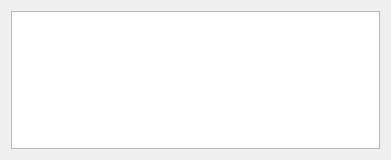
EXL/Stuff, file Examples/Qt-TimeProblem/TimeDialog.ui: the form before one commit.
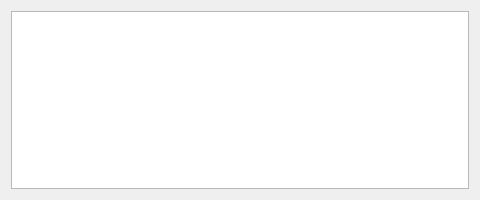
The form after the commit.

Commit message:
Fix form in Qt-TimeProblem demonstration
Add ReadMe.md file and screenshot

```diff
--- a/Examples/Qt-TimeProblem/TimeDialog.ui
+++ b/Examples/Qt-TimeProblem/TimeDialog.ui
@@ -6,8 +6,8 @@
    <rect>
     <x>0</x>
     <y>0</y>
-    <width>391</width>
-    <height>160</height>
+    <width>480</width>
+    <height>200</height>
    </rect>
   </property>
   <property name="windowTitle">
```
The commit also changes 3 other files.
